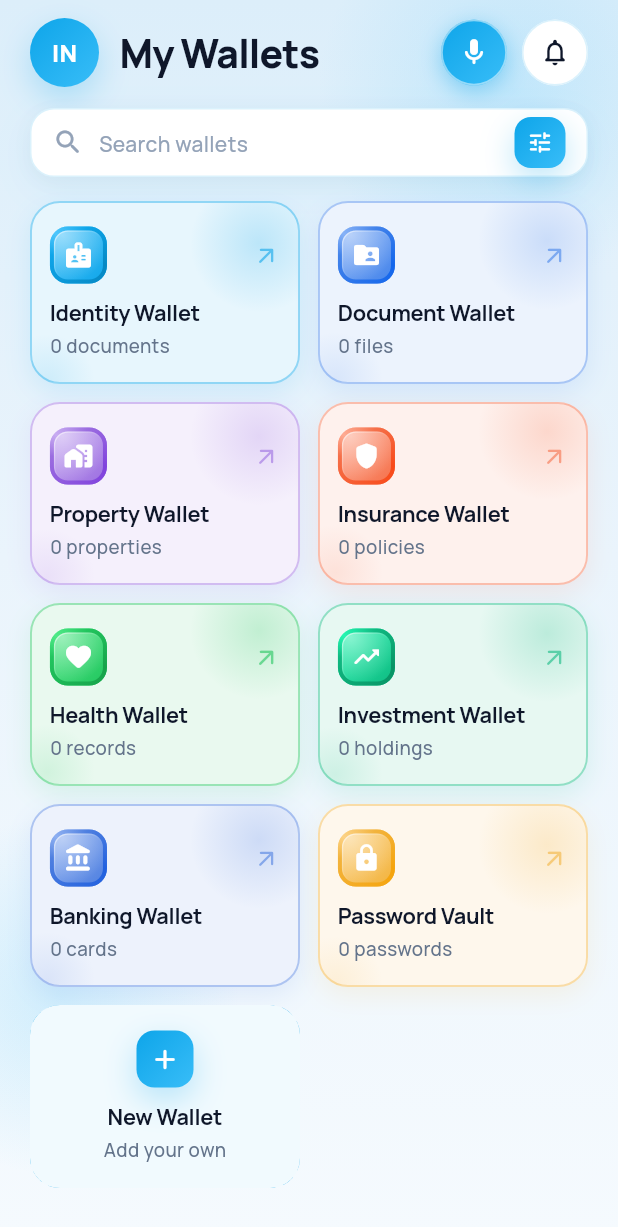
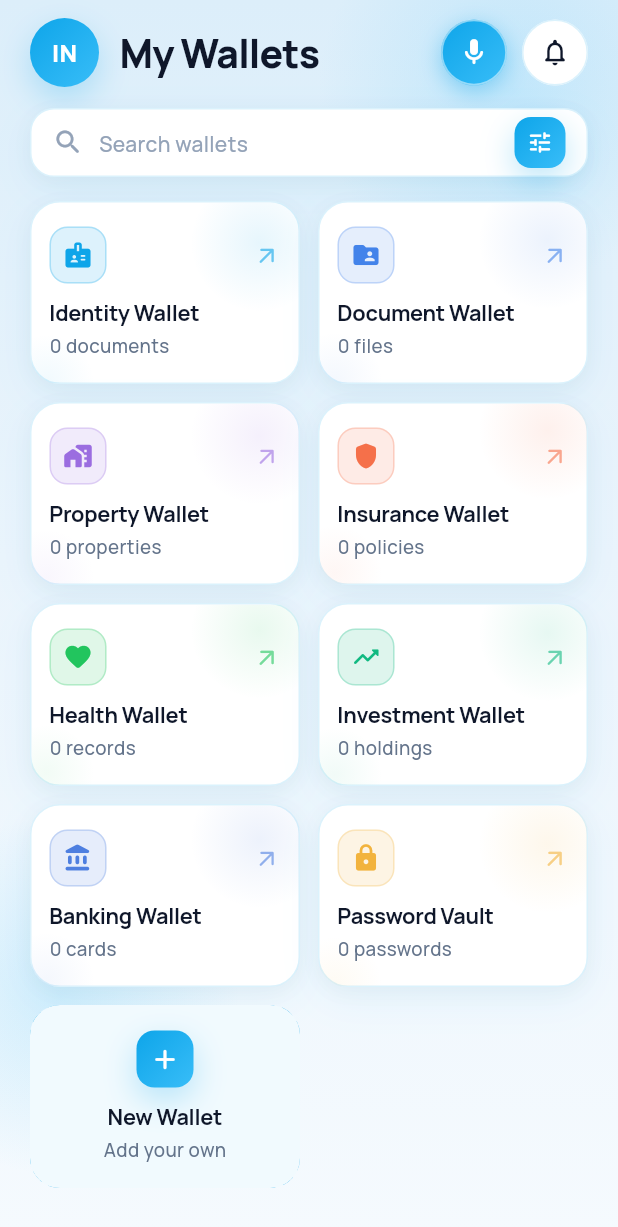
Before and after one commit to nexgrid03/INO, a Flutter app: the WalletScreen screen opened directly with empty values, on a phone screen of 412 x 824 dp. Shown: the top 1227 px of the screen. Run offline on Flutter 3.47's test engine with Material 3 defaults, Android fonts, the phone set to English and light mode, and no system bars; our stand-ins replace app_links, camera, file_picker, firebase_core, firebase_messaging, flutter_local_notifications and 15 more; missing offline and left inert: cryptography, google_mlkit_document_scanner, google_mlkit_text_recognition, local_auth_android, local_auth_darwin; accounts and stored records are empty; network calls fail; statements that could not run were skipped.

Commit message:
Wallet grid cards: white glass surfaces with pastel icon chips

```diff
--- a/lib/widgets/wallet/wallet_grid.dart
+++ b/lib/widgets/wallet/wallet_grid.dart
@@ -7,7 +7,6 @@ import '../../models/wallet_models.dart';
 import '../../theme/app_theme.dart';
 import '../../theme/theme_style.dart';
 import '../common/shiny_border.dart';
-import '../common/shiny_icon.dart';
 import '../dashboard/fade_slide_in.dart';
 import '../pressable_scale.dart';
 
@@ -203,19 +202,17 @@ class _WalletCard extends StatelessWidget {
     final bold = themeStyle == ThemeStyle.bold;
     final soft = themeStyle == ThemeStyle.soft;
 
-    // Classic: a soft, light wash of the card's own accent - premium and airy.
-    // Bold: the accent that used to sit on the icon chip floods the whole card
-    // (run deeper), texts flip white. Soft: an even lighter wash, glass chip.
+    // Divine Glass classic/soft: white glass card - the accent lives only on
+    // the icon chip and the whisper blob. Bold keeps its flooded-card look.
     final fill = bold
         ? InoStyle.boldFill(accent)
-        : Color.alphaBlend(
-            accent.withValues(
-              alpha: palette.isDark ? 0.18 : (soft ? 0.07 : 0.10),
-            ),
+        : (palette.isDark
+              ? Color.alphaBlend(
+                  accent.withValues(alpha: 0.10),
                   palette.surface,
-          );
-    // Soft keeps the classic accent edge - the glass sheen comes from the
-    // ShinyBorder overlay below.
+                )
+              : palette.surface);
+    // Hairline glass edge in classic/soft; bold keeps its heavier accent edge.
     final edge = bold ? InoStyle.boldBorder(accent) : accent;
     final titleColor = bold ? Colors.white : palette.textPrimary;
     final metricColor = bold
@@ -237,19 +234,21 @@ class _WalletCard extends StatelessWidget {
             decoration: BoxDecoration(
               color: fill,
               borderRadius: BorderRadius.circular(20),
-              // Divine Glass: a soft accent hairline in classic/soft; bold
+              // Divine Glass: a pale glass hairline in classic/soft; bold
               // keeps its heavier flooded-card edge.
               border: Border.all(
-                color: bold ? edge : edge.withValues(alpha: 0.40),
-                width: bold ? 2.5 : 1.3,
+                color: bold ? edge : palette.border,
+                width: bold ? 2.5 : 1.0,
               ),
-              boxShadow: [
+              boxShadow: bold
+                  ? [
                       BoxShadow(
-                  color: accent.withValues(alpha: bold ? 0.24 : 0.12),
+                        color: accent.withValues(alpha: 0.24),
                         blurRadius: 14,
                         offset: const Offset(0, 6),
                       ),
-              ],
+                    ]
+                  : palette.cardShadow,
             ),
             child: Stack(
               children: [
@@ -272,7 +271,7 @@ class _WalletCard extends StatelessWidget {
                                   // vanishes - drift soft light instead.
                                   color: bold ? Colors.white : accent,
                                   size: 92,
-                                  opacity: 0.20,
+                                  opacity: bold ? 0.20 : 0.10,
                                 ),
                               ),
                               Positioned(
@@ -281,7 +280,7 @@ class _WalletCard extends StatelessWidget {
                                 child: _Blob(
                                   color: bold ? Colors.white : accent,
                                   size: 64,
-                                  opacity: 0.12,
+                                  opacity: bold ? 0.12 : 0.06,
                                 ),
                               ),
                             ],
@@ -317,12 +316,23 @@ class _WalletCard extends StatelessWidget {
                                       size: 30,
                                     ),
                                   )
-                                : ShinyIcon(
-                                    icon: category.icon,
+                                : Container(
+                                    width: 38,
+                                    height: 38,
+                                    decoration: BoxDecoration(
+                                      color: accent.withValues(
+                                        alpha: palette.isDark ? 0.22 : 0.14,
+                                      ),
+                                      borderRadius: BorderRadius.circular(12),
+                                      border: Border.all(
+                                        color: accent.withValues(alpha: 0.25),
+                                      ),
+                                    ),
+                                    child: Icon(
+                                      category.icon,
                                       color: accent,
-                                    size: 38,
-                                    iconSize: 20,
-                                    radius: 12,
+                                      size: 20,
+                                    ),
                                   ),
                             const Spacer(),
                             Icon(
```
Lines whose indentation alone changed are shown as unchanged.
